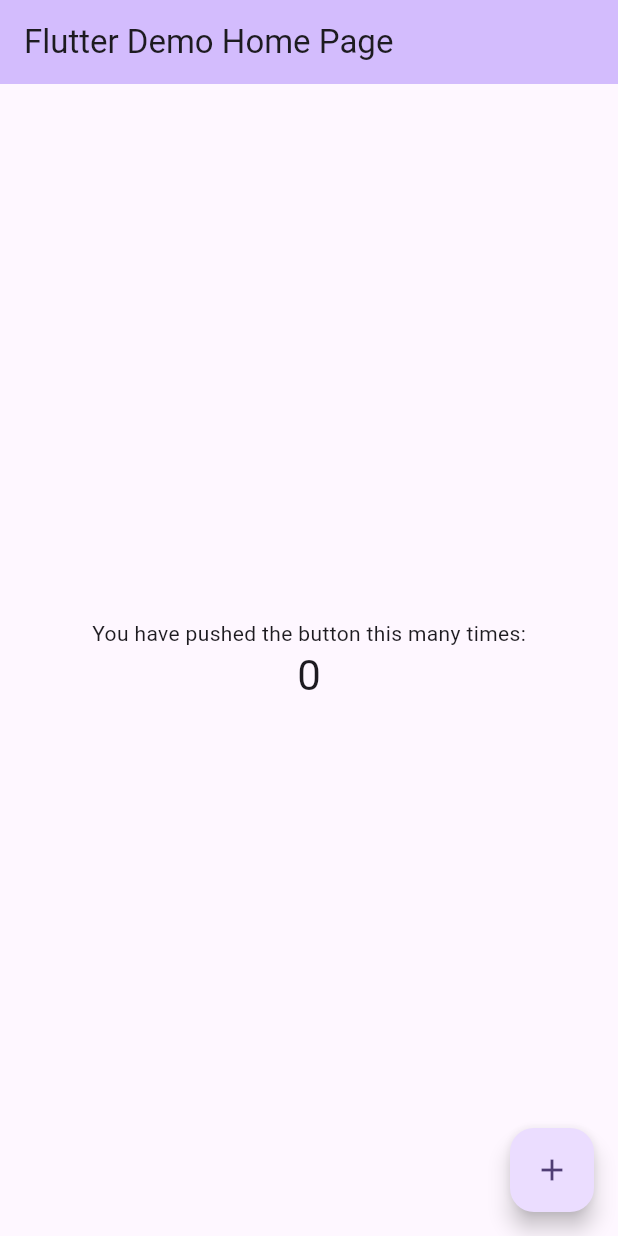
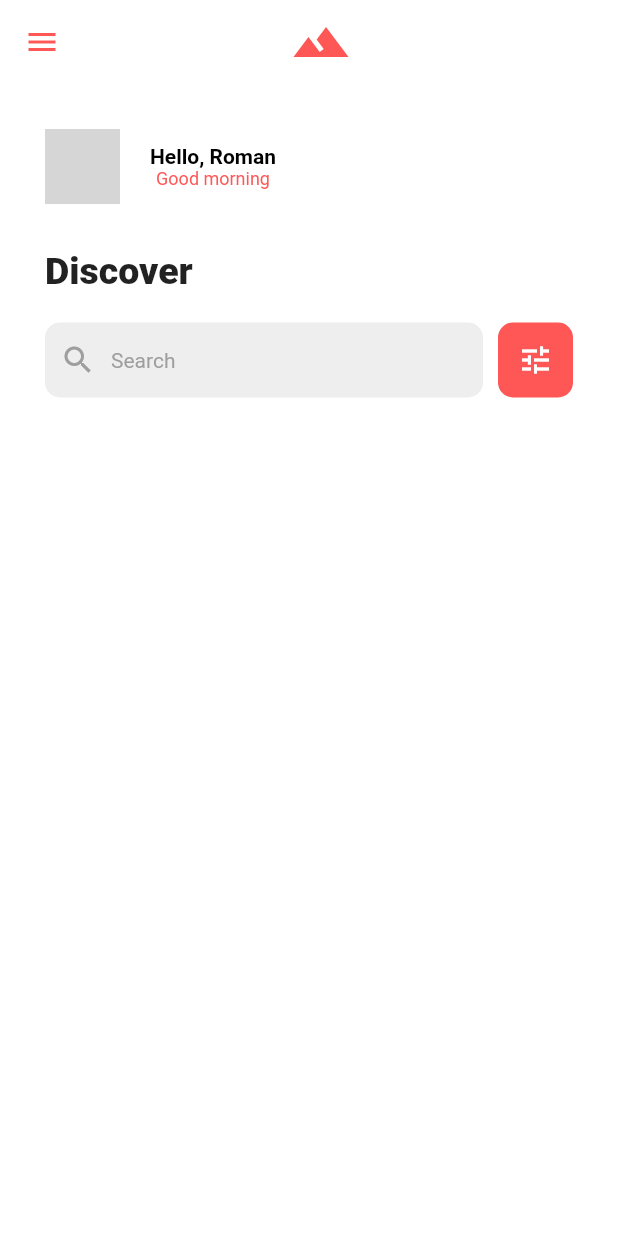
Before and after one commit to J-A-Christopher/FlutterCodeLabs, a Flutter app: the screen it shows after launch, on a phone screen of 412 x 824 dp. Run offline on Flutter 3.47's test engine with Material 2 defaults, Android fonts, the phone set to English and light mode, and no system bars; network calls fail; grey boxes are pictures that could not be loaded.

Commit message:
Added search layout

```diff
--- a/lib/main.dart
+++ b/lib/main.dart
@@ -1,125 +1,55 @@
+import 'package:codelabone_app/widgets/app_header.dart';
+import 'package:codelabone_app/widgets/app_search.dart';
 import 'package:flutter/material.dart';
 
+const Color mainColor = Color(0xFFFF5656);
+
 void main() {
-  runApp(const MyApp());
+  runApp(const MaterialApp(
+      debugShowCheckedModeBanner: false, home: MountsApp() //SplashPage(),
+      ));
 }
 
-class MyApp extends StatelessWidget {
-  const MyApp({super.key});
-
-  // This widget is the root of your application.
-  @override
-  Widget build(BuildContext context) {
-    return MaterialApp(
-      title: 'Flutter Demo',
-      theme: ThemeData(
-        // This is the theme of your application.
-        //
-        // TRY THIS: Try running your application with "flutter run". You'll see
-        // the application has a blue toolbar. Then, without quitting the app,
-        // try changing the seedColor in the colorScheme below to Colors.green
-        // and then invoke "hot reload" (save your changes or press the "hot
-        // reload" button in a Flutter-supported IDE, or press "r" if you used
-        // the command line to start the app).
-        //
-        // Notice that the counter didn't reset back to zero; the application
-        // state is not lost during the reload. To reset the state, use hot
-        // restart instead.
-        //
-        // This works for code too, not just values: Most code changes can be
-        // tested with just a hot reload.
-        colorScheme: ColorScheme.fromSeed(seedColor: Colors.deepPurple),
-        useMaterial3: true,
-      ),
-      home: const MyHomePage(title: 'Flutter Demo Home Page'),
-    );
-  }
-}
-
-class MyHomePage extends StatefulWidget {
-  const MyHomePage({super.key, required this.title});
-
-  // This widget is the home page of your application. It is stateful, meaning
-  // that it has a State object (defined below) that contains fields that affect
-  // how it looks.
-
-  // This class is the configuration for the state. It holds the values (in this
-  // case the title) provided by the parent (in this case the App widget) and
-  // used by the build method of the State. Fields in a Widget subclass are
-  // always marked "final".
-
-  final String title;
-
-  @override
-  State<MyHomePage> createState() => _MyHomePageState();
-}
-
-class _MyHomePageState extends State<MyHomePage> {
-  int _counter = 0;
-
-  void _incrementCounter() {
-    setState(() {
-      // This call to setState tells the Flutter framework that something has
-      // changed in this State, which causes it to rerun the build method below
-      // so that the display can reflect the updated values. If we changed
-      // _counter without calling setState(), then the build method would not be
-      // called again, and so nothing would appear to happen.
-      _counter++;
-    });
-  }
+class MountsApp extends StatelessWidget {
+  const MountsApp({super.key});
 
   @override
   Widget build(BuildContext context) {
-    // This method is rerun every time setState is called, for instance as done
-    // by the _incrementCounter method above.
-    //
-    // The Flutter framework has been optimized to make rerunning build methods
-    // fast, so that you can just rebuild anything that needs updating rather
-    // than having to individually change instances of widgets.
     return Scaffold(
-      appBar: AppBar(
-        // TRY THIS: Try changing the color here to a specific color (to
-        // Colors.amber, perhaps?) and trigger a hot reload to see the AppBar
-        // change color while the other colors stay the same.
-        backgroundColor: Theme.of(context).colorScheme.inversePrimary,
-        // Here we take the value from the MyHomePage object that was created by
-        // the App.build method, and use it to set our appbar title.
-        title: Text(widget.title),
-      ),
-      body: Center(
-        // Center is a layout widget. It takes a single child and positions it
-        // in the middle of the parent.
-        child: Column(
-          // Column is also a layout widget. It takes a list of children and
-          // arranges them vertically. By default, it sizes itself to fit its
-          // children horizontally, and tries to be as tall as its parent.
-          //
-          // Column has various properties to control how it sizes itself and
-          // how it positions its children. Here we use mainAxisAlignment to
-          // center the children vertically; the main axis here is the vertical
-          // axis because Columns are vertical (the cross axis would be
-          // horizontal).
-          //
-          // TRY THIS: Invoke "debug painting" (choose the "Toggle Debug Paint"
-          // action in the IDE, or press "p" in the console), to see the
-          // wireframe for each widget.
-          mainAxisAlignment: MainAxisAlignment.center,
-          children: <Widget>[
-            const Text(
-              'You have pushed the button this many times:',
+        backgroundColor: Colors.white,
+        appBar: AppBar(
+          actions: const [
+            SizedBox(
+              width: 40,
+              height: 40,
+            )
+          ],
+          elevation: 0,
+          backgroundColor: Colors.transparent,
+          iconTheme: const IconThemeData(color: mainColor),
+          title: const Center(
+            child: Icon(
+              Icons.terrain,
+              color: mainColor,
+              size: 40,
             ),
-            Text(
-              '$_counter',
-              style: Theme.of(context).textTheme.headlineMedium,
+          ),
+        ),
+        drawer: Drawer(
+          child: Container(
+            padding: const EdgeInsets.all(30),
+            color: mainColor,
+            alignment: Alignment.bottomLeft,
+            child: const Icon(
+              Icons.terrain,
+              color: Colors.white,
+              size: 80,
             ),
-          ],
+          ),
         ),
-      ),
-      floatingActionButton: FloatingActionButton(
-        onPressed: _incrementCounter,
-        tooltip: 'Increment',
-        child: const Icon(Icons.add),
-      ), // This trailing comma makes auto-formatting nicer for build methods.
-    );
+        body: const Column(
+          crossAxisAlignment: CrossAxisAlignment.start,
+          children: [AppHeader(), AppSearch()],
+        ));
   }
 }
--- /dev/null
+++ b/lib/widgets/app_header.dart
@@ -0,0 +1,41 @@
+import 'package:flutter/material.dart';
+
+import '../main.dart';
+
+class AppHeader extends StatelessWidget {
+  const AppHeader({super.key});
+
+  @override
+  Widget build(BuildContext context) {
+    return Container(
+        padding: const EdgeInsets.only(left: 30, top: 30, right: 30),
+        child: Row(
+          children: [
+            ClipOval(
+              child: Image.network(
+                'https://avatars.githubusercontent.com/u/5081804?v=4',
+                width: 50,
+                height: 50,
+                fit: BoxFit.cover,
+              ),
+            ),
+            const SizedBox(
+              width: 20,
+            ),
+            const Column(
+              children: [
+                Text(
+                  'Hello, Roman',
+                  style: TextStyle(
+                      color: Colors.black, fontWeight: FontWeight.bold),
+                ),
+                Text(
+                  'Good morning',
+                  style: TextStyle(color: mainColor, fontSize: 12),
+                )
+              ],
+            )
+          ],
+        ));
+  }
+}
--- /dev/null
+++ b/lib/widgets/app_search.dart
@@ -0,0 +1,63 @@
+import 'package:codelabone_app/main.dart';
+import 'package:flutter/material.dart';
+
+class AppSearch extends StatelessWidget {
+  const AppSearch({super.key});
+
+  @override
+  Widget build(BuildContext context) {
+    return Container(
+        padding: const EdgeInsets.all(30),
+        child: Column(
+          crossAxisAlignment: CrossAxisAlignment.start,
+          children: [
+            const Text(
+              'Discover',
+              style: TextStyle(fontWeight: FontWeight.w900, fontSize: 25),
+            ),
+            const SizedBox(
+              height: 20,
+            ),
+            Row(
+              children: [
+                Expanded(
+                    child: Container(
+                  height: 50,
+                  padding: const EdgeInsets.all(10),
+                  decoration: BoxDecoration(
+                      color: Colors.grey[200],
+                      borderRadius: BorderRadius.circular(10)),
+                  child: const Row(
+                    children: [
+                      Icon(
+                        Icons.search,
+                        color: Colors.grey,
+                      ),
+                      SizedBox(
+                        width: 10,
+                      ),
+                      Text(
+                        'Search',
+                        style: TextStyle(color: Colors.grey),
+                      )
+                    ],
+                  ),
+                )),
+                Container(
+                  margin: const EdgeInsets.only(left: 10),
+                  width: 50,
+                  height: 50,
+                  decoration: BoxDecoration(
+                      color: mainColor,
+                      borderRadius: BorderRadius.circular(10)),
+                  child: const Icon(
+                    Icons.tune,
+                    color: Colors.white,
+                  ),
+                )
+              ],
+            )
+          ],
+        ));
+  }
+}
--- /dev/null
+++ b/lib/widgets/splash_page.dart
@@ -0,0 +1,38 @@
+import 'package:flutter/material.dart';
+
+import '../main.dart';
+
+class SplashPage extends StatelessWidget {
+  const SplashPage({super.key});
+
+  @override
+  Widget build(BuildContext context) {
+    Future.delayed(const Duration(seconds: 2), () {
+      Navigator.of(context)
+          .push(MaterialPageRoute(builder: (context) => const MountsApp()));
+    });
+    return Container(
+      color: mainColor,
+      child: Stack(
+        children: [
+          const Align(
+            alignment: Alignment.center,
+            child: Icon(
+              Icons.terrain,
+              color: Colors.white,
+              size: 90,
+            ),
+          ),
+          Align(
+            alignment: Alignment.bottomCenter,
+            child: Container(
+                margin: const EdgeInsets.only(bottom: 80),
+                child: const CircularProgressIndicator(
+                  valueColor: AlwaysStoppedAnimation(Colors.white),
+                )),
+          )
+        ],
+      ),
+    );
+  }
+}
```
